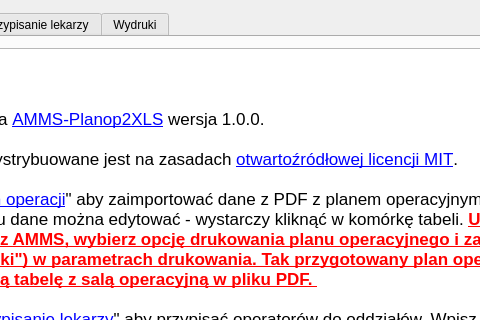
Qt form amms_planop2xls/mainwindow.ui (mpasternak/amms-planop2xls) before a commit; both pictures show x 249 to 729 and y 0 to 320 of the 914 by 676 pixel window.
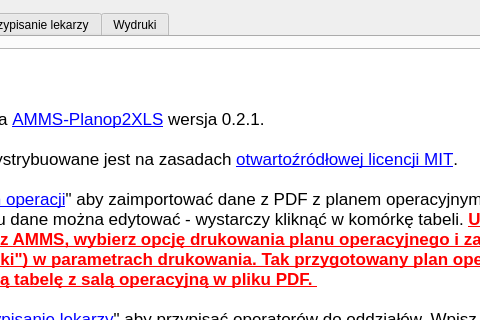
The same form after that commit. Icons and pictures are not drawn.

The edit to the form file:
```diff
--- a/amms_planop2xls/mainwindow.ui
+++ b/amms_planop2xls/mainwindow.ui
@@ -40,7 +40,7 @@
 &lt;/style&gt;&lt;/head&gt;&lt;body style=&quot; font-family:'.SF NS Text'; font-size:13pt; font-weight:400; font-style:normal;&quot;&gt;
 &lt;p style=&quot; margin-top:0px; margin-bottom:0px; margin-left:0px; margin-right:0px; -qt-block-indent:0; text-indent:0px;&quot;&gt;&lt;span style=&quot; font-size:18pt; font-weight:600;&quot;&gt;Instrukcja obsługi&lt;/span&gt;&lt;/p&gt;
 &lt;p style=&quot;-qt-paragraph-type:empty; margin-top:0px; margin-bottom:0px; margin-left:0px; margin-right:0px; -qt-block-indent:0; text-indent:0px; font-size:18pt; font-weight:600;&quot;&gt;&lt;br /&gt;&lt;/p&gt;
-&lt;p style=&quot; margin-top:0px; margin-bottom:0px; margin-left:0px; margin-right:0px; -qt-block-indent:0; text-indent:0px;&quot;&gt;Korzystasz z oprogramowania &lt;a href=&quot;https://github.com/mpasternak/amms-planop2xls&quot;&gt;&lt;span style=&quot; text-decoration: underline; color:#0000ff;&quot;&gt;AMMS-Planop2XLS&lt;/span&gt;&lt;/a&gt; wersja 1.0.0. &lt;/p&gt;
+&lt;p style=&quot; margin-top:0px; margin-bottom:0px; margin-left:0px; margin-right:0px; -qt-block-indent:0; text-indent:0px;&quot;&gt;Korzystasz z oprogramowania &lt;a href=&quot;https://github.com/mpasternak/amms-planop2xls&quot;&gt;&lt;span style=&quot; text-decoration: underline; color:#0000ff;&quot;&gt;AMMS-Planop2XLS&lt;/span&gt;&lt;/a&gt; wersja 0.2.1. &lt;/p&gt;
 &lt;p style=&quot;-qt-paragraph-type:empty; margin-top:0px; margin-bottom:0px; margin-left:0px; margin-right:0px; -qt-block-indent:0; text-indent:0px;&quot;&gt;&lt;br /&gt;&lt;/p&gt;
 &lt;p style=&quot; margin-top:0px; margin-bottom:0px; margin-left:0px; margin-right:0px; -qt-block-indent:0; text-indent:0px;&quot;&gt;Niniejsze oprogramowanie dystrybuowane jest na zasadach &lt;a href=&quot;https://pl.wikipedia.org/wiki/Licencja_MIT&quot;&gt;&lt;span style=&quot; text-decoration: underline; color:#0000ff;&quot;&gt;otwartoźródłowej licencji MIT&lt;/span&gt;&lt;/a&gt;. &lt;/p&gt;
 &lt;p style=&quot;-qt-paragraph-type:empty; margin-top:0px; margin-bottom:0px; margin-left:0px; margin-right:0px; -qt-block-indent:0; text-indent:0px;&quot;&gt;&lt;br /&gt;&lt;/p&gt;
```
